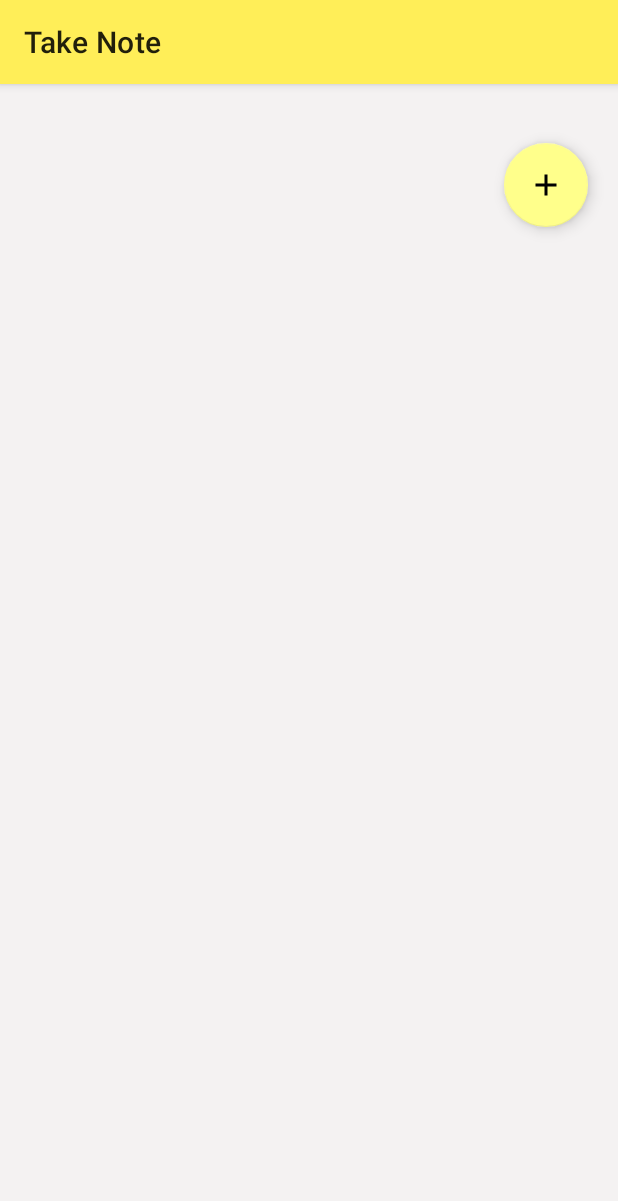
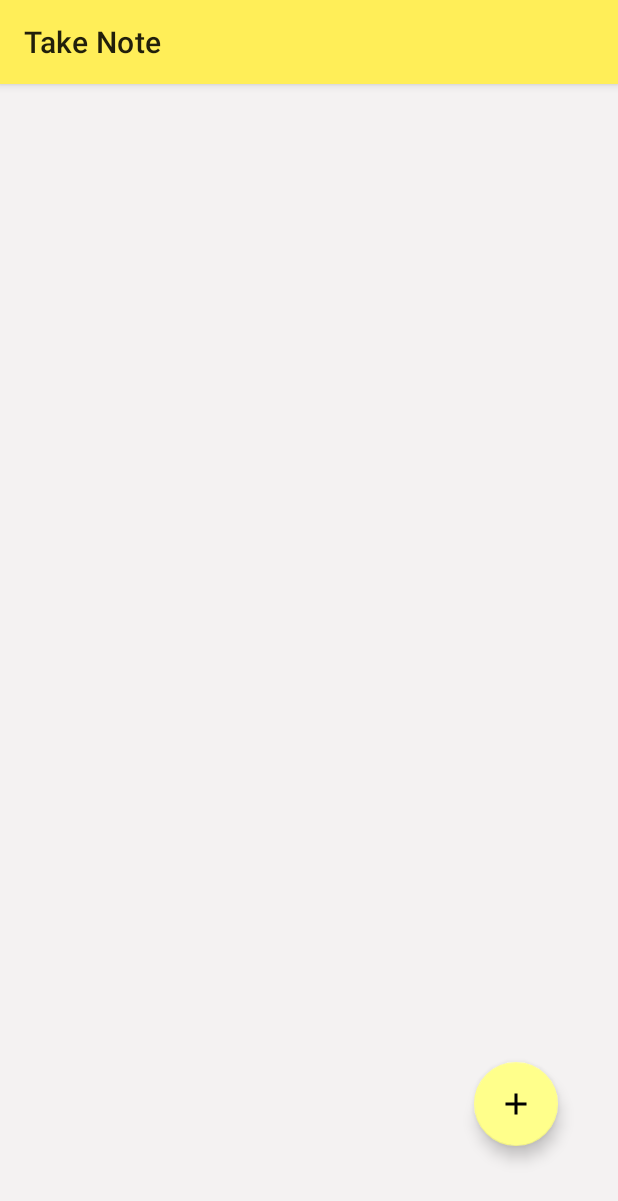
Before and after one commit to jyotigrajput/androidproject, an Android app: the screen it shows after launch (NoteList), on a phone screen of 412 x 824 dp. Shown: the top 1201 px of the screen. Run offline under Robolectric (Android 15) with nearby library versions, the phone set to English and light mode, and no system bars.

Commit message:
Some changes

```diff
--- a/app/build.gradle
+++ b/app/build.gradle
@@ -32,4 +32,6 @@ dependencies {
     androidTestImplementation 'androidx.test.ext:junit:1.1.2'
     androidTestImplementation 'androidx.test.espresso:espresso-core:3.3.0'
     implementation 'com.google.android.material:material:1.3.0-alpha03'
+    implementation 'androidx.legacy:legacy-support-v4:1.0.0'
+
 }
--- a/app/src/main/java/com/note/MainActivity.java
+++ b/app/src/main/java/com/note/MainActivity.java
@@ -71,7 +71,7 @@ public class MainActivity extends AppCompatActivity {
     @Override
     public void onBackPressed() {
         super.onBackPressed();
-        Log.e("cap",noteText+"");
+        String noteText  =noteInput.getEditText().getText().toString();
             if(noteText!=null && noteText.length()>0){
                 NoteData note =new NoteData(Id,noteText,new Date().toString());
                 boolean result = databaseHelper.addNote(note);
--- a/app/src/main/res/layout/activity_note_list.xml
+++ b/app/src/main/res/layout/activity_note_list.xml
@@ -1,5 +1,5 @@
 <?xml version="1.0" encoding="utf-8"?>
-<androidx.core.widget.NestedScrollView
+<RelativeLayout
         xmlns:android="http://schemas.android.com/apk/res/android"
         xmlns:app="http://schemas.android.com/apk/res-auto"
         xmlns:tools="http://schemas.android.com/tools"
@@ -7,38 +7,36 @@
         android:layout_height="match_parent"
         tools:context=".NoteList"
         android:background="#F4F2F2"
+        >
 
-        >
-    <LinearLayout
+     <androidx.core.widget.NestedScrollView
                 android:layout_width="match_parent"
                 android:layout_height="match_parent"
-        android:orientation="vertical"
-        >
-
+         android:layout_marginTop="8dp">
         <androidx.recyclerview.widget.RecyclerView
             android:id="@+id/noteList"
             android:layout_width="match_parent"
-            android:layout_height="wrap_content">
+            android:layout_height="match_parent">
 
         </androidx.recyclerview.widget.RecyclerView>
+
+    </androidx.core.widget.NestedScrollView>
     <com.google.android.material.textview.MaterialTextView
         android:layout_width="match_parent"
         android:layout_height="wrap_content"
         android:id="@+id/swipedelete"
         android:gravity="center"
         android:textColor="?android:attr/textColorSecondary">
-
     </com.google.android.material.textview.MaterialTextView>
-
     <com.google.android.material.floatingactionbutton.FloatingActionButton
         android:id="@+id/addNote"
+        style="@style/Widget.Design.FloatingActionButton"
         android:layout_width="wrap_content"
         android:layout_height="80dp"
-            android:layout_gravity="end"
-            android:layout_margin="20dp"
-            style="@style/Widget.Design.FloatingActionButton"
+        android:layout_marginBottom="60dp"
+        android:layout_marginRight="40dp"
+        android:layout_alignParentRight="true"
+        android:layout_alignParentBottom="true"
         android:src="@drawable/ic_add" />
-    </LinearLayout>
 
-
- </androidx.core.widget.NestedScrollView>
+ </RelativeLayout>
```
Also changed, not shown: app/src/main/res/layout/activity_main.xml (+3 -5 lines). Lines whose indentation alone changed are shown as unchanged.
